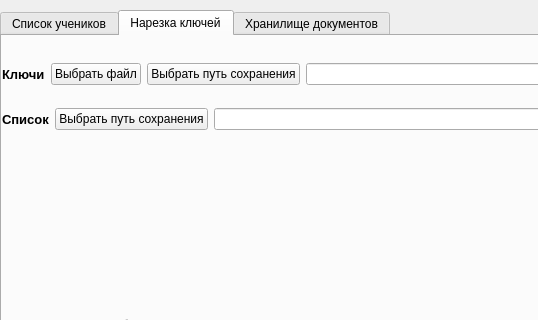
Before: the Qt Designer form src/ui/main.ui in ZeynX92/SmartStudentList, drawn with Qt 5; both pictures show x 0 to 538 and y 0 to 320 of the 790 by 570 pixel window.
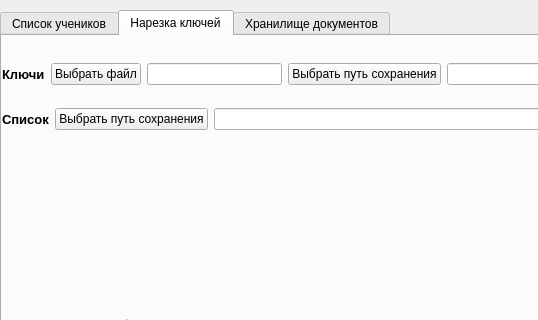
After: the same form once the commit is applied.

Commit message: __key-cut-logic-added__

Patch:
```diff
--- a/src/ui/main.ui
+++ b/src/ui/main.ui
@@ -167,6 +167,9 @@
               </property>
              </widget>
             </item>
+            <item>
+             <widget class="QLineEdit" name="lineEdit_5"/>
+            </item>
             <item>
              <widget class="QPushButton" name="select_path_button">
               <property name="text">
```
The commit also changes 2 other files.
